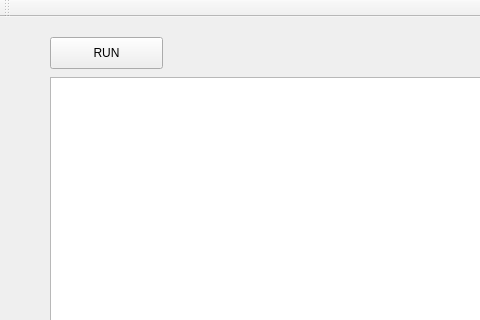
Before: the Qt Designer form ide_window.ui in isaacporras/Parser-Interface, drawn with Qt 5; both pictures show x 0 to 480 and y 0 to 320 of the 1053 by 862 pixel window.
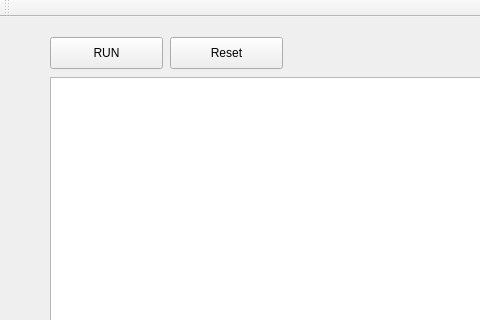
After: the same form once the commit is applied.

Commit message: Con reset

Patch:
```diff
--- a/ide_window.ui
+++ b/ide_window.ui
@@ -70,6 +70,19 @@
      </rect>
     </property>
    </widget>
+   <widget class="QPushButton" name="pushButton">
+    <property name="geometry">
+     <rect>
+      <x>170</x>
+      <y>20</y>
+      <width>113</width>
+      <height>32</height>
+     </rect>
+    </property>
+    <property name="text">
+     <string>Reset</string>
+    </property>
+   </widget>
   </widget>
   <widget class="QMenuBar" name="menuBar">
    <property name="geometry">
```
The commit also changes 4 other files.
